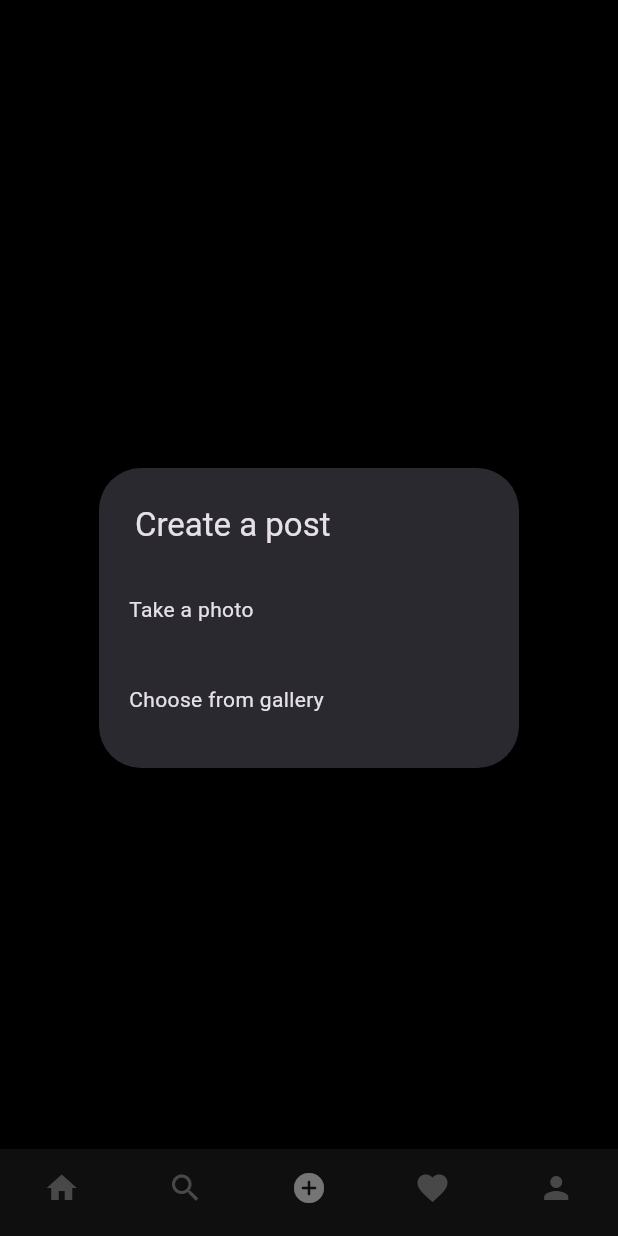
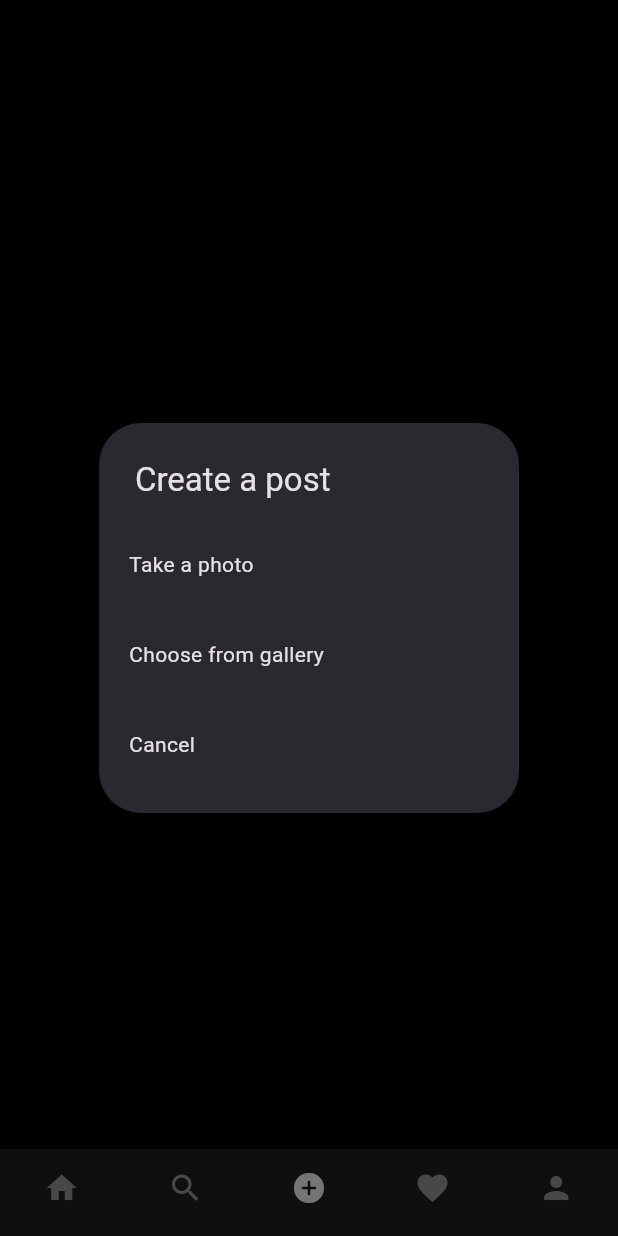
Before and after one commit to harshzpatel/SnapShare, a Flutter app: the screen it shows once a user with an empty profile is signed in, item 3 of the bottom bar chosen, after a tap on the "upload" icon, on a phone screen of 412 x 824 dp. Run offline on Flutter 3.47's test engine with Material 3 defaults, Android fonts, the phone set to English and light mode, and no system bars; our stand-ins replace cloud_firestore, firebase_auth, firebase_core, firebase_storage, flutter_svg, image_picker; accounts and stored records are empty; network calls fail.

Commit message:
add cancel button

```diff
--- a/lib/screens/add_post_screen.dart
+++ b/lib/screens/add_post_screen.dart
@@ -46,6 +46,13 @@ class _AddPostScreenState extends State<AddPostScreen> {
               });
             },
             child: Text('Choose from gallery'),
+          ),
+          SimpleDialogOption(
+            padding: EdgeInsets.all(20),
+            onPressed: () {
+              Navigator.of(context).pop();
+            },
+            child: Text('Cancel'),
           ),
         ],
       ),
```
